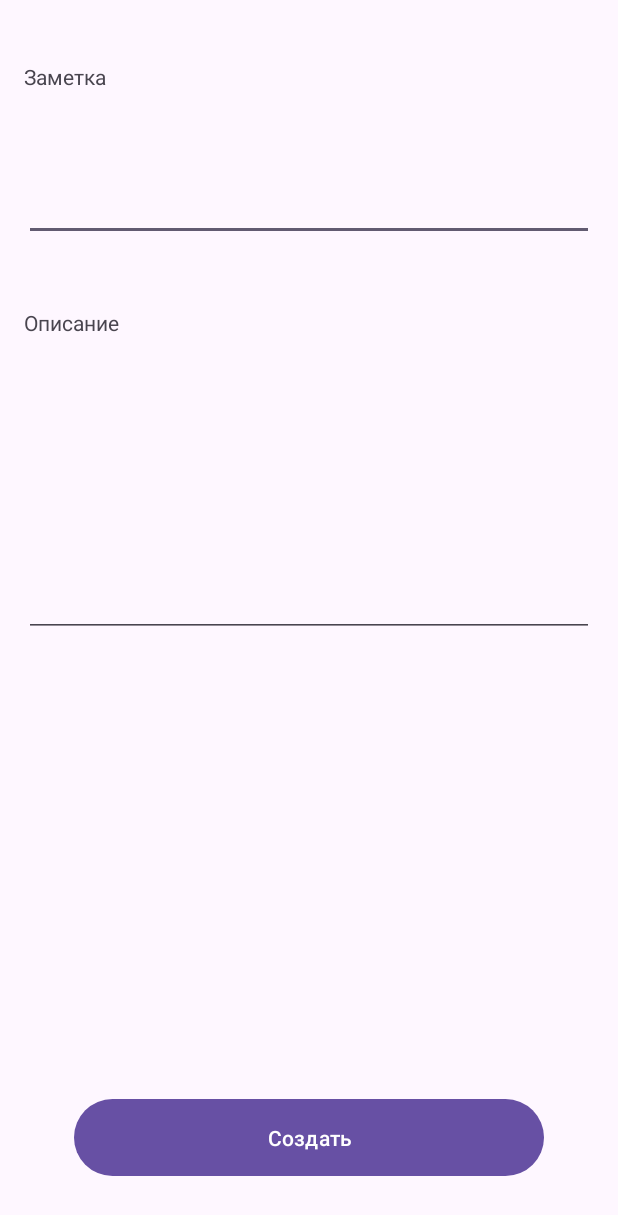
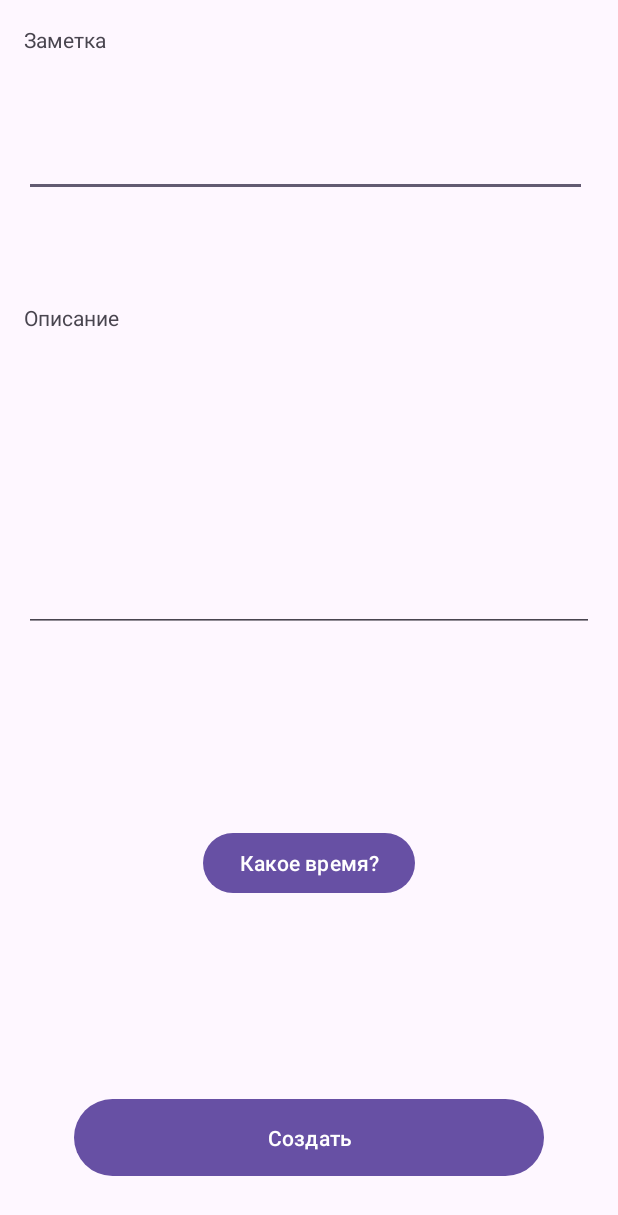
Before and after one commit to exgan/DataSeaApp, an Android app: the CreateActivity screen opened directly, with no data from a screen before it, on a phone screen of 412 x 824 dp. Shown: the top 1215 px of the screen. Run offline under Robolectric (Android 15) with nearby library versions, the phone set to English and light mode, and no system bars.

```diff
--- a/app/src/main/java/com/example/dataseaapp/dataSea/CreateActivity.kt
+++ /dev/null
@@ -1,33 +0,0 @@
-package com.example.dataseaapp
-
-import android.os.Bundle
-import android.widget.Toast
-import androidx.appcompat.app.AppCompatActivity
-import com.example.dataseaapp.R
-import com.example.dataseaapp.dataSea.Model.DbHelper
-import com.example.dataseaapp.dataSea.Note
-import com.example.dataseaapp.databinding.ActivityCreateBinding
-
-
-class CreateActivity : AppCompatActivity() {
-
-    private lateinit var binding: ActivityCreateBinding
-    private lateinit var db: DbHelper
-
-    override fun onCreate(savedInstanceState: Bundle?) {
-        super.onCreate(savedInstanceState)
-        binding = ActivityCreateBinding.inflate(layoutInflater)
-        setContentView(binding.root)
-
-        db = DbHelper(this)
-
-        binding.button.setOnClickListener {
-            val title = binding.edTitle.text.toString()
-            val content = binding.edContent.text.toString()
-            val note = Note(0, title, content)
-            db.insertToDb(note)
-            finish()
-            Toast.makeText(this, "Сохранено", Toast.LENGTH_SHORT).show()
-        }
-    }
-}
--- a/app/src/main/java/com/example/dataseaapp/dataSea/Model/Db.kt
+++ b/app/src/main/java/com/example/dataseaapp/dataSea/Model/Db.kt
@@ -6,12 +6,13 @@ object Db {
     const val COLUMN_ID = "id"
     const val COLUMN_TITLE = "title"
     const val COLUMN_CONTENT = "content"
+    const val COLUMN_TIME = "time"
     //0    title    content(таблица)
 
-    const val DATABASE_VERSION = 1
+    const val DATABASE_VERSION = 2
     const val DATABASE_NAME = "Notes.db"
 
-    const val CREATE_TABLE = "CREATE TABLE IF NOT EXISTS $TABLE_NAME ($COLUMN_ID INTEGER PRIMARY KEY, $COLUMN_TITLE TEXT, $COLUMN_CONTENT TEXT)"
+    const val CREATE_TABLE = "CREATE TABLE IF NOT EXISTS $TABLE_NAME ($COLUMN_ID INTEGER PRIMARY KEY, $COLUMN_TITLE TEXT, $COLUMN_CONTENT TEXT, $COLUMN_TIME TEXT)"
 
     const val DELETE_TABLE = "DROP TABLE IF EXISTS $TABLE_NAME"
 }
--- a/app/src/main/java/com/example/dataseaapp/dataSea/Note.kt
+++ b/app/src/main/java/com/example/dataseaapp/dataSea/Note.kt
@@ -1,3 +1,3 @@
 package com.example.dataseaapp.dataSea
 
-data class Note (val id: Int, val title: String, val content: String)
+data class Note (val id: Int, val title: String, val content: String, val time: String)
--- a/app/src/main/java/com/example/dataseaapp/dataSea/NotesAdapter.kt
+++ b/app/src/main/java/com/example/dataseaapp/dataSea/NotesAdapter.kt
@@ -11,6 +11,7 @@ import android.widget.ImageView
 import android.widget.Toast
 import androidx.recyclerview.widget.RecyclerView
 import com.example.dataseaapp.dataSea.Model.DbHelper
+import com.example.dataseaapp.dataSea.View.UpdateActivity
 
 class NotesAdapter(private var notes: List<Note>, context: Context) :
     RecyclerView.Adapter<NotesAdapter.NoteViewHolder>() {
@@ -19,6 +20,7 @@ class NotesAdapter(private var notes: List<Note>, context: Context) :
         val contentTextView : TextView = itemView.findViewById(R.id.contentTextView)
         val updateButton : ImageView = itemView.findViewById(R.id.updateButton)
         val deleteButton : ImageView = itemView.findViewById(R.id.deleteButton)
+        val timeTextView : TextView = itemView.findViewById(R.id.timeTextView)
     }
 
     override fun onCreateViewHolder(parent: ViewGroup, viewType: Int): NoteViewHolder {
@@ -32,6 +34,7 @@ class NotesAdapter(private var notes: List<Note>, context: Context) :
         val note = notes[position]
         holder.titleTextView.text = note.title
         holder.contentTextView.text = note.content
+        holder.timeTextView.text = note.time
 
         holder.updateButton.setOnClickListener{
             val intent = Intent(holder.itemView.context, UpdateActivity::class.java).apply {
--- /dev/null
+++ b/app/src/main/java/com/example/dataseaapp/dataSea/View/CreateActivity.kt
@@ -0,0 +1,100 @@
+package com.example.dataseaapp.dataSea.View
+
+import android.app.DatePickerDialog
+import android.app.TimePickerDialog
+import android.os.Bundle
+import android.widget.DatePicker
+import android.widget.TimePicker
+import android.widget.Toast
+import androidx.appcompat.app.AppCompatActivity
+import com.example.dataseaapp.R
+import com.example.dataseaapp.dataSea.Model.DbHelper
+import com.example.dataseaapp.dataSea.Note
+import com.example.dataseaapp.dataSea.NotesAdapter
+import com.example.dataseaapp.databinding.ActivityCreateBinding
+import java.util.Calendar
+
+
+class CreateActivity : AppCompatActivity(), DatePickerDialog.OnDateSetListener, TimePickerDialog.OnTimeSetListener {
+
+    private var day = 0
+    private var month = 0
+    private var year = 0
+    private var hour = 0
+    private var minute = 0
+    private val numbersForMinutes: Array<Int> = arrayOf(0, 1, 2, 3, 4, 5, 6, 7, 8, 9)
+    private val numbersForHours: Array<Int> = arrayOf(0, 1, 2, 3, 4, 5, 6, 7, 8, 9)
+
+    private var savedDay = 0
+    private var savedMonth = 0
+    private var savedYear = 0
+    private var savedHour = 0
+    private var savedMinute = 0
+
+    private lateinit var binding: ActivityCreateBinding
+    private lateinit var db: DbHelper
+
+    override fun onCreate(savedInstanceState: Bundle?) {
+        super.onCreate(savedInstanceState)
+        binding = ActivityCreateBinding.inflate(layoutInflater)
+        setContentView(binding.root)
+
+        db = DbHelper(this)
+
+
+        binding.buttonSave.setOnClickListener {
+            val title = binding.edTitle.text.toString()
+            val content = binding.edContent.text.toString()
+            val time = binding.tvTextTime.text.toString()
+            val note = Note(0, title, content, time)
+            db.insertToDb(note)
+            finish()
+            Toast.makeText(this, "Сохранено", Toast.LENGTH_SHORT).show()
+        }
+
+        pickDate()
+    }
+
+    private fun getDateTimeCalendar() {
+        val cal = Calendar.getInstance()
+        day = cal.get(Calendar.DAY_OF_MONTH)
+        month = cal.get(Calendar.MONTH)
+        year = cal.get(Calendar.YEAR)
+        hour = cal.get(Calendar.HOUR)
+        minute = cal.get(Calendar.MINUTE)
+    }
+
+    private fun pickDate() {
+        binding.buttonTime.setOnClickListener {
+            getDateTimeCalendar()
+
+            DatePickerDialog(this, this, year, month, day).show()
+        }
+    }
+
+    override fun onDateSet(view: DatePicker?, dayOfMonth: Int, month: Int, year: Int) {
+        savedDay = dayOfMonth
+        savedMonth = month+1
+        savedYear = year
+
+        getDateTimeCalendar()
+
+        TimePickerDialog(this, this, hour, minute, true).show()
+    }
+
+    override fun onTimeSet(view: TimePicker?, hourOfDay: Int, minute: Int) {
+        savedHour = hourOfDay
+        savedMinute = minute
+        if ((minute in numbersForMinutes) and (hourOfDay in numbersForHours)) {
+            binding.tvTextTime.text = "$savedDay.$savedMonth.$savedYear , 0$savedHour:0$savedMinute"
+        } else if (minute in numbersForMinutes) {
+            binding.tvTextTime.text = "$savedDay.$savedMonth.$savedYear , $savedHour:0$savedMinute"
+        } else if (hourOfDay in numbersForHours) {
+            binding.tvTextTime.text = "$savedDay.$savedMonth.$savedYear , 0$savedHour:$savedMinute"
+        } else {
+            binding.tvTextTime.text = "$savedDay.$savedMonth.$savedYear , $savedHour:$savedMinute"
+        }
+
+
+    }
+}
--- a/app/src/main/java/com/example/dataseaapp/dataSea/MainActivity.kt
+++ b/app/src/main/java/com/example/dataseaapp/dataSea/View/MainActivity.kt
@@ -1,18 +1,18 @@
-package com.example.dataseaapp.dataSea
+package com.example.dataseaapp.dataSea.View
 
 import android.content.Intent
 import android.os.Bundle
 import androidx.appcompat.app.AppCompatActivity
 import androidx.recyclerview.widget.LinearLayoutManager
-import com.example.dataseaapp.CreateActivity
 import com.example.dataseaapp.dataSea.Model.DbHelper
+import com.example.dataseaapp.dataSea.NotesAdapter
 import com.example.dataseaapp.databinding.ActivityMainBinding
 
 class MainActivity : AppCompatActivity() {
 
     private lateinit var binding: ActivityMainBinding
     private lateinit var db:DbHelper
-    private lateinit var notesAdapter:NotesAdapter
+    private lateinit var notesAdapter: NotesAdapter
 
     override fun onCreate(savedInstanceState: Bundle?) {
         super.onCreate(savedInstanceState)
--- a/app/src/main/res/layout/activity_create.xml
+++ b/app/src/main/res/layout/activity_create.xml
@@ -4,12 +4,12 @@
     xmlns:tools="http://schemas.android.com/tools"
     android:layout_width="match_parent"
     android:layout_height="match_parent"
-    tools:context=".CreateActivity">
+    tools:context=".dataSea.View.CreateActivity">
 
     <EditText
         android:id="@+id/edTitle"
-        android:layout_width="0dp"
-        android:layout_height="100dp"
+        android:layout_width="375dp"
+        android:layout_height="95dp"
         android:layout_marginStart="16dp"
         android:layout_marginTop="36dp"
         android:layout_marginEnd="16dp"
@@ -18,20 +18,23 @@
         android:inputType="text"
         app:layout_constraintBottom_toTopOf="@+id/textView3"
         app:layout_constraintEnd_toEndOf="parent"
+        app:layout_constraintHorizontal_bias="0.0"
         app:layout_constraintStart_toStartOf="parent"
-        app:layout_constraintTop_toTopOf="parent" />
+        app:layout_constraintTop_toTopOf="parent"
+        app:layout_constraintVertical_bias="1.0" />
 
     <EditText
         android:id="@+id/edContent"
         android:layout_width="0dp"
         android:layout_height="200dp"
         android:layout_marginStart="16dp"
-        android:layout_marginTop="64dp"
+        android:layout_marginTop="90dp"
         android:layout_marginEnd="16dp"
         android:ems="10"
         android:gravity="top"
         android:inputType="text|textMultiLine"
         app:layout_constraintEnd_toEndOf="parent"
+        app:layout_constraintHorizontal_bias="0.0"
         app:layout_constraintStart_toStartOf="parent"
         app:layout_constraintTop_toBottomOf="@+id/edTitle" />
 
@@ -52,7 +55,7 @@
         app:layout_constraintStart_toStartOf="@+id/edContent" />
 
     <Button
-        android:id="@+id/button"
+        android:id="@+id/buttonSave"
         android:layout_width="313dp"
         android:layout_height="59dp"
         android:layout_marginBottom="36dp"
@@ -62,4 +65,23 @@
         app:layout_constraintEnd_toEndOf="@+id/edContent"
         app:layout_constraintStart_toStartOf="@+id/edContent" />
 
+    <Button
+        android:id="@+id/buttonTime"
+        android:layout_width="wrap_content"
+        android:layout_height="wrap_content"
+        android:text="Какое время?"
+        app:layout_constraintBottom_toTopOf="@+id/buttonSave"
+        app:layout_constraintEnd_toEndOf="parent"
+        app:layout_constraintStart_toStartOf="parent"
+        app:layout_constraintTop_toBottomOf="@+id/edContent" />
+
+    <TextView
+        android:id="@+id/tv_textTime"
+        android:layout_width="wrap_content"
+        android:layout_height="wrap_content"
+        tools:text="@tools:sample/date/ddmmyy"
+        app:layout_constraintEnd_toEndOf="parent"
+        app:layout_constraintStart_toStartOf="parent"
+        app:layout_constraintTop_toBottomOf="@+id/buttonTime" />
+
 </androidx.constraintlayout.widget.ConstraintLayout>
--- a/app/src/main/res/layout/activity_main.xml
+++ b/app/src/main/res/layout/activity_main.xml
@@ -5,7 +5,7 @@
     android:id="@+id/main"
     android:layout_width="wrap_content"
     android:layout_height="wrap_content"
-    tools:context=".dataSea.MainActivity">
+    tools:context=".dataSea.View.MainActivity">
 
     <TextView
         android:id="@+id/notesHeading"
```
Also changed, not shown: app/src/main/AndroidManifest.xml (+4 -4 lines), app/src/main/java/com/example/dataseaapp/dataSea/Model/DbHelper.kt (+6 -2 lines), app/src/main/java/com/example/dataseaapp/dataSea/Model/DbManager.kt (deleted, +0 -46 lines), app/src/main/java/com/example/dataseaapp/dataSea/UpdateActivity.kt (deleted, +0 -45 lines), app/src/main/java/com/example/dataseaapp/dataSea/View/UpdateActivity.kt (added, +106 -0 lines), app/src/main/res/layout/activity_update.xml (+20 -1 lines), app/src/main/res/layout/note_item.xml (+11 -0 lines).
